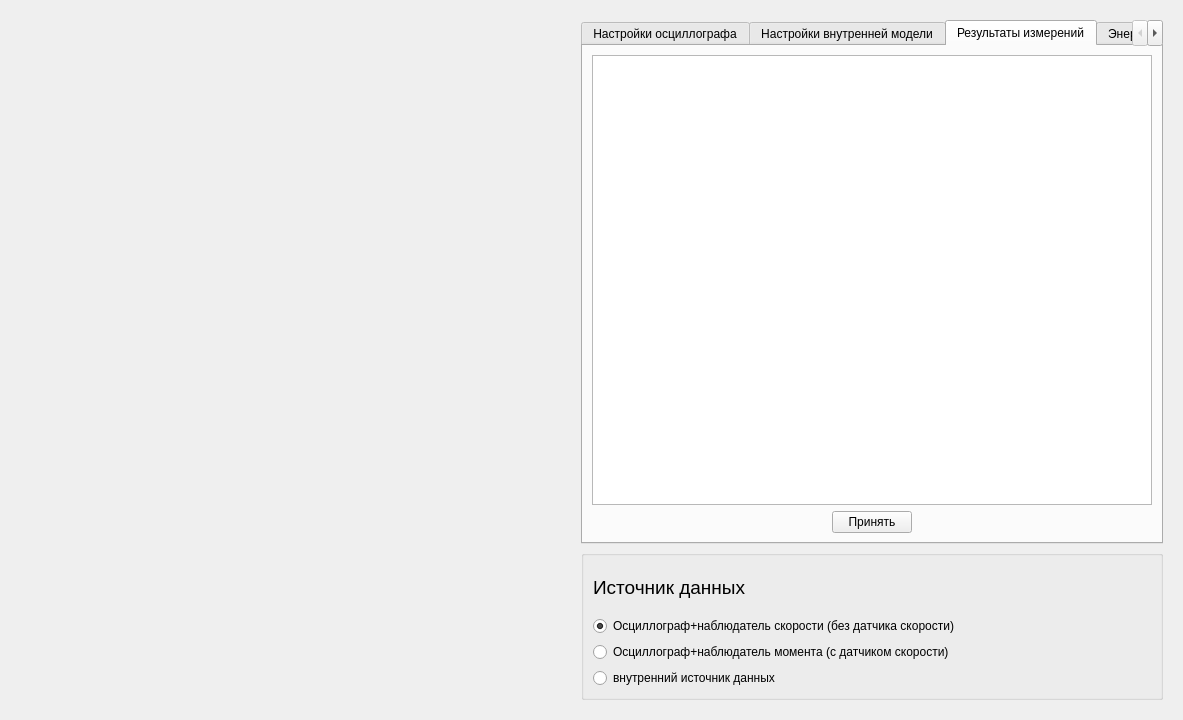
This is untitled/electromagn.ui in Ivanos121/ImView as Qt 5 draws it before an edit. The edited form follows.
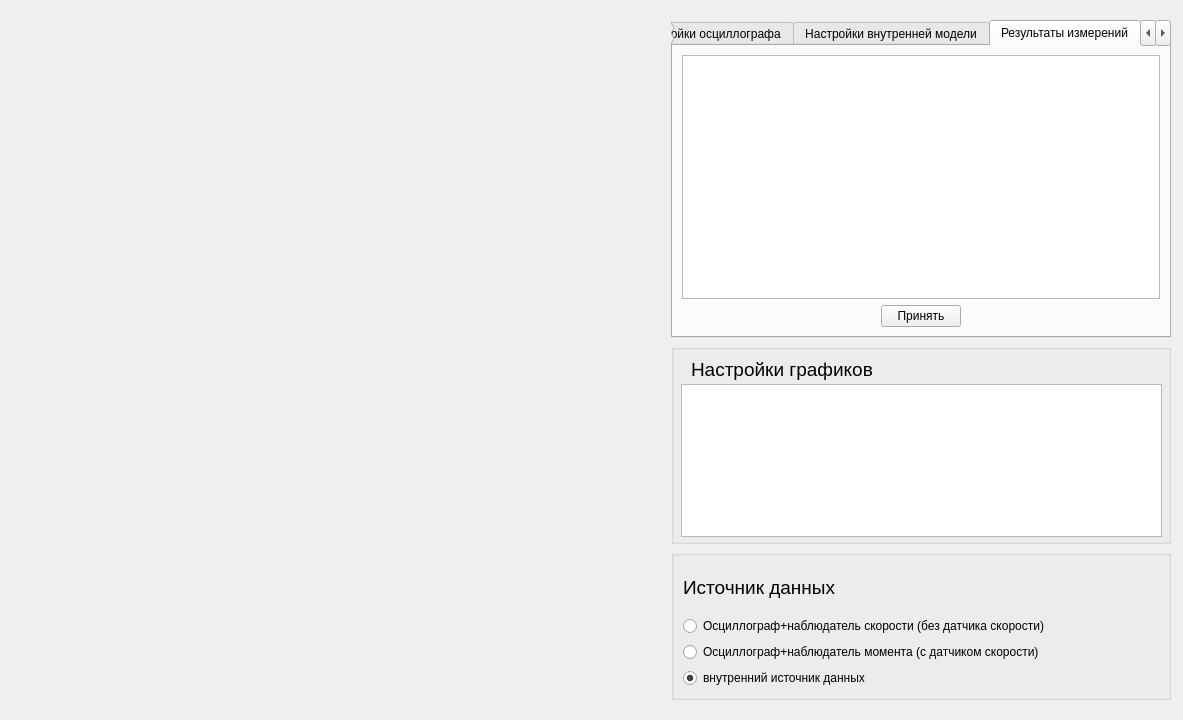
This is the edited form. The open tabs and pages were chosen to show the change. Custom widgets are drawn as their Qt base class.

What changed in the file:
```diff
--- a/untitled/electromagn.ui
+++ b/untitled/electromagn.ui
@@ -21,13 +21,31 @@
     <widget class="QWidget" name="widget_2" native="true">
      <property name="maximumSize">
       <size>
-       <width>600</width>
+       <width>510</width>
        <height>16777215</height>
       </size>
      </property>
-     <layout class="QVBoxLayout" name="verticalLayout_2">
-      <item>
+     <layout class="QGridLayout" name="gridLayout_5">
+      <item row="0" column="0">
        <widget class="QTabWidget" name="tabWidget">
+        <property name="sizePolicy">
+         <sizepolicy hsizetype="Fixed" vsizetype="Expanding">
+          <horstretch>0</horstretch>
+          <verstretch>0</verstretch>
+         </sizepolicy>
+        </property>
+        <property name="minimumSize">
+         <size>
+          <width>500</width>
+          <height>0</height>
+         </size>
+        </property>
+        <property name="maximumSize">
+         <size>
+          <width>500</width>
+          <height>16777215</height>
+         </size>
+        </property>
         <property name="currentIndex">
          <number>1</number>
         </property>
@@ -98,17 +116,95 @@
         </widget>
        </widget>
       </item>
-      <item>
+      <item row="1" column="0">
+       <widget class="QGroupBox" name="groupBox_4">
+        <property name="sizePolicy">
+         <sizepolicy hsizetype="Fixed" vsizetype="Fixed">
+          <horstretch>0</horstretch>
+          <verstretch>0</verstretch>
+         </sizepolicy>
+        </property>
+        <property name="minimumSize">
+         <size>
+          <width>500</width>
+          <height>200</height>
+         </size>
+        </property>
+        <property name="title">
+         <string/>
+        </property>
+        <widget class="QLabel" name="label">
+         <property name="geometry">
+          <rect>
+           <x>20</x>
+           <y>10</y>
+           <width>241</width>
+           <height>31</height>
+          </rect>
+         </property>
+         <property name="text">
+          <string>&lt;html&gt;&lt;head/&gt;&lt;body&gt;&lt;p&gt;&lt;span style=&quot; font-size:14pt;&quot;&gt;Настройки графиков&lt;/span&gt;&lt;/p&gt;&lt;/body&gt;&lt;/html&gt;</string>
+         </property>
+        </widget>
+        <widget class="QTableWidget" name="tableWidget_5">
+         <property name="geometry">
+          <rect>
+           <x>10</x>
+           <y>40</y>
+           <width>481</width>
+           <height>153</height>
+          </rect>
+         </property>
+         <property name="sizePolicy">
+          <sizepolicy hsizetype="Expanding" vsizetype="Fixed">
+           <horstretch>0</horstretch>
+           <verstretch>0</verstretch>
+          </sizepolicy>
+         </property>
+         <property name="minimumSize">
+          <size>
+           <width>0</width>
+           <height>153</height>
+          </size>
+         </property>
+         <property name="maximumSize">
+          <size>
+           <width>16777215</width>
+           <height>153</height>
+          </size>
+         </property>
+        </widget>
+       </widget>
+      </item>
+      <item row="2" column="0">
        <widget class="QGroupBox" name="groupBox_3">
+        <property name="sizePolicy">
+         <sizepolicy hsizetype="Fixed" vsizetype="Preferred">
+          <horstretch>0</horstretch>
+          <verstretch>0</verstretch>
+         </sizepolicy>
+        </property>
         <property name="minimumSize">
          <size>
-          <width>400</width>
+          <width>500</width>
           <height>150</height>
          </size>
         </property>
+        <property name="maximumSize">
+         <size>
+          <width>500</width>
+          <height>16777215</height>
+         </size>
+        </property>
         <layout class="QGridLayout" name="gridLayout_2">
          <item row="0" column="0">
           <widget class="QLabel" name="label_10">
+           <property name="sizePolicy">
+            <sizepolicy hsizetype="Preferred" vsizetype="Preferred">
+             <horstretch>0</horstretch>
+             <verstretch>0</verstretch>
+            </sizepolicy>
+           </property>
            <property name="text">
             <string>&lt;html&gt;&lt;head/&gt;&lt;body&gt;&lt;p&gt;&lt;span style=&quot; font-size:14pt;&quot;&gt;Источник данных&lt;/span&gt;&lt;/p&gt;&lt;/body&gt;&lt;/html&gt;</string>
            </property>
@@ -126,6 +222,9 @@
            <property name="text">
             <string>внутренний источник данных</string>
            </property>
+           <property name="checked">
+            <bool>true</bool>
+           </property>
           </widget>
          </item>
          <item row="1" column="0">
@@ -134,7 +233,7 @@
             <string>Осциллограф+наблюдатель скорости (без датчика скорости)</string>
            </property>
            <property name="checked">
-            <bool>true</bool>
+            <bool>false</bool>
            </property>
           </widget>
          </item>
```
Left out of the diff: 4 changed lines with no effect on the pictures.
